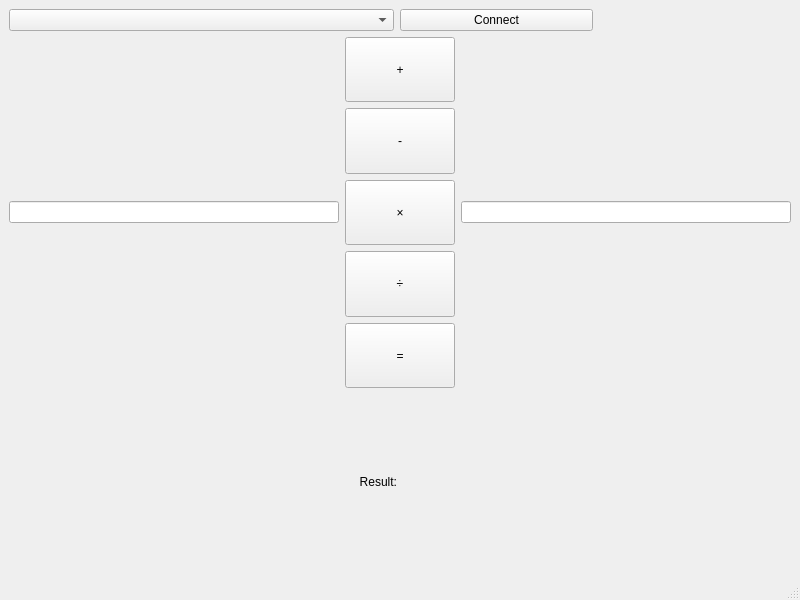
OlisCode/StudiumRechner, file GUIClient/mainwindow.ui: the form before one commit.
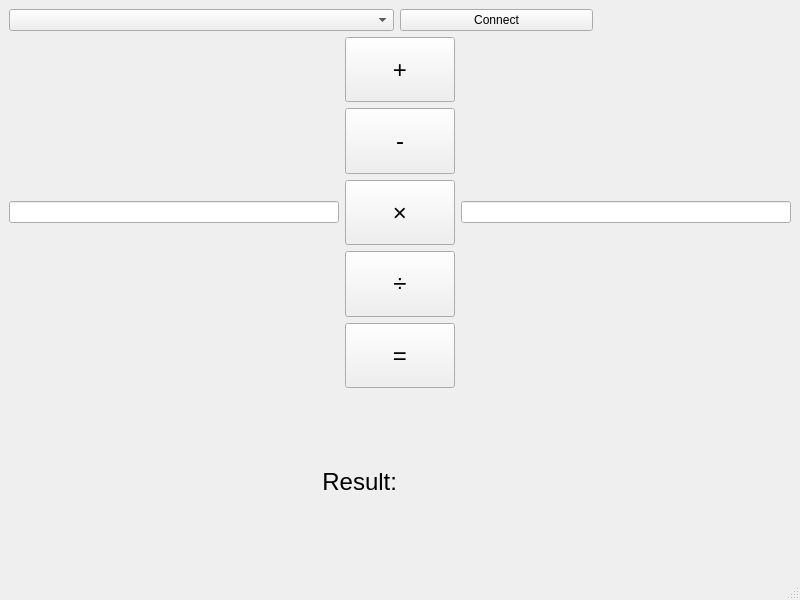
The form after the commit.

Commit message: Changed Text sizes

The edit to the form file:
```diff
--- a/GUIClient/mainwindow.ui
+++ b/GUIClient/mainwindow.ui
@@ -70,6 +70,12 @@
               <verstretch>0</verstretch>
              </sizepolicy>
             </property>
+            <property name="font">
+             <font>
+              <pointsize>18</pointsize>
+              <bold>false</bold>
+             </font>
+            </property>
             <property name="text">
              <string>+</string>
             </property>
@@ -86,6 +92,12 @@
               <verstretch>0</verstretch>
              </sizepolicy>
             </property>
+            <property name="font">
+             <font>
+              <pointsize>18</pointsize>
+              <bold>false</bold>
+             </font>
+            </property>
             <property name="text">
              <string>-</string>
             </property>
@@ -102,6 +114,12 @@
               <verstretch>0</verstretch>
              </sizepolicy>
             </property>
+            <property name="font">
+             <font>
+              <pointsize>18</pointsize>
+              <bold>false</bold>
+             </font>
+            </property>
             <property name="text">
              <string>×</string>
             </property>
@@ -118,6 +136,12 @@
               <verstretch>0</verstretch>
              </sizepolicy>
             </property>
+            <property name="font">
+             <font>
+              <pointsize>18</pointsize>
+              <bold>false</bold>
+             </font>
+            </property>
             <property name="text">
              <string>÷</string>
             </property>
@@ -134,6 +158,12 @@
               <verstretch>0</verstretch>
              </sizepolicy>
             </property>
+            <property name="font">
+             <font>
+              <pointsize>18</pointsize>
+              <bold>false</bold>
+             </font>
+            </property>
             <property name="text">
              <string>=</string>
             </property>
@@ -153,6 +183,11 @@
        <layout class="QHBoxLayout" name="horizontalLayout">
         <item>
          <widget class="QLabel" name="resulttextlabel">
+          <property name="font">
+           <font>
+            <pointsize>18</pointsize>
+           </font>
+          </property>
           <property name="text">
            <string>Result:</string>
           </property>
```
Left out of the diff: 5 changed lines with no effect on the pictures.
